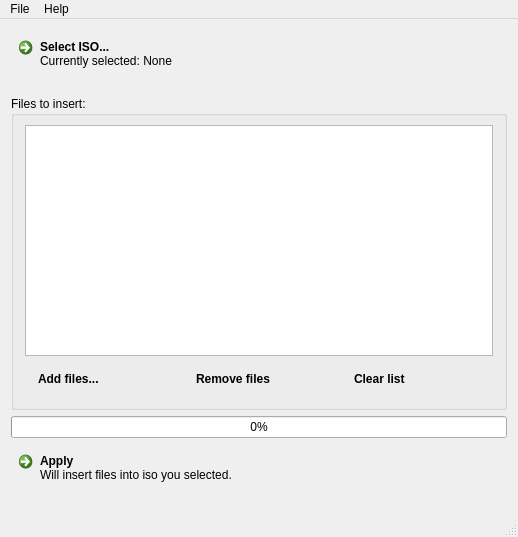
Qt form imas-patcher/mainwindow.ui (MiRiKan/imas-psp) before a commit.
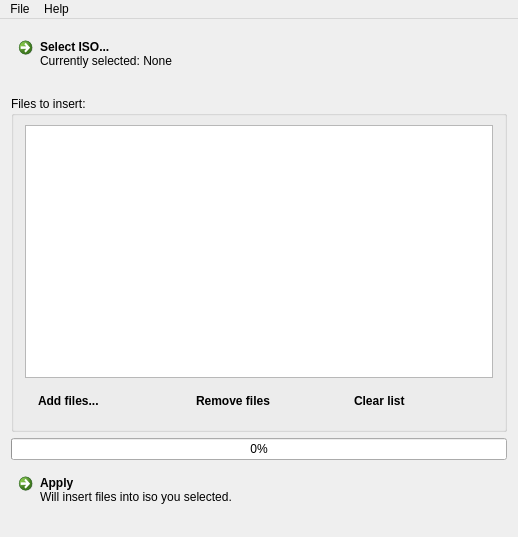
The same form after that commit. Icons and pictures are not drawn.

```diff
--- a/imas-patcher/mainwindow.ui
+++ b/imas-patcher/mainwindow.ui
@@ -184,11 +184,6 @@
     </item>
    </layout>
   </widget>
-  <widget class="QStatusBar" name="statusBar">
-   <property name="sizeGripEnabled">
-    <bool>true</bool>
-   </property>
-  </widget>
   <widget class="QMenuBar" name="menuBar">
    <property name="geometry">
     <rect>
```
Left out of the diff: 2 changed lines with no effect on the pictures.
